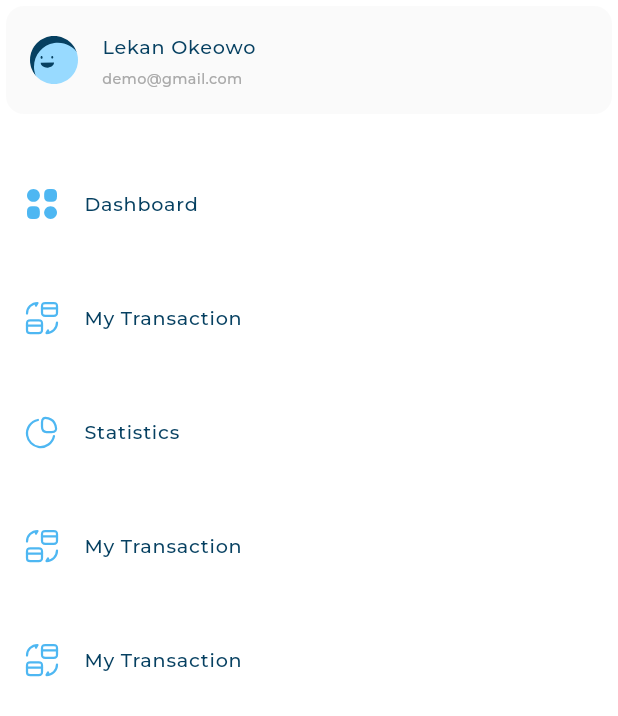
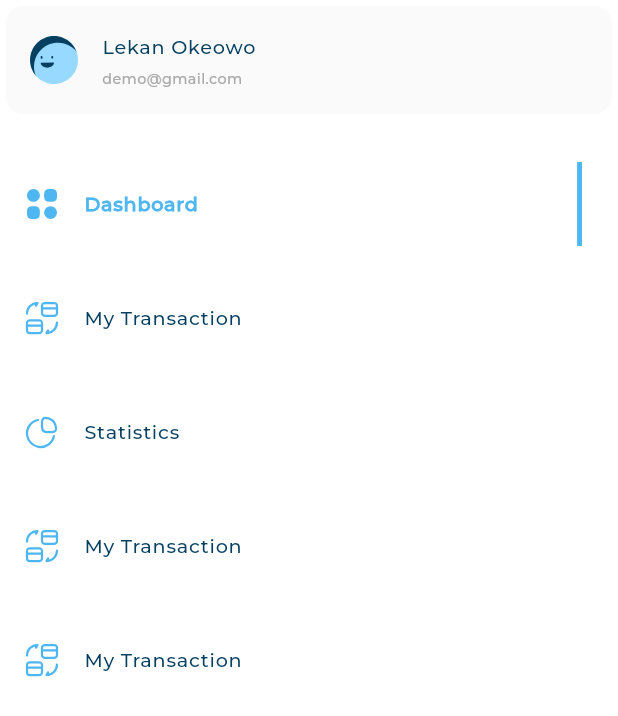
Before and after one commit to omerbanaemh/responsive_dash_board, a Flutter app: the DashboardDesktopLayout screen opened directly, on a phone screen of 412 x 824 dp. Shown: the top 716 px of the screen. Run offline on Flutter 3.47's test engine with Material 3 defaults, Android fonts, the phone set to English and light mode, and no system bars; our stand-ins replace flutter_svg; project files that could hold a hidden picture were left out.

Commit message:
active and inactive drawer items

```diff
--- /dev/null
+++ b/lib/widgets/drawer/active_drawer_item.dart
@@ -0,0 +1,22 @@
+import 'package:flutter/material.dart';
+import 'package:flutter_svg/svg.dart';
+import 'package:responsive_dash_board/models/drawer_item_model.dart';
+import 'package:responsive_dash_board/utils/app_styles.dart';
+
+class ActiveDrawerItem extends StatelessWidget {
+  const ActiveDrawerItem({super.key, required this.drawerItemModel});
+final DrawerItemModel drawerItemModel;
+  @override
+  Widget build(BuildContext context) {
+    return ListTile(
+      leading: SvgPicture.asset(drawerItemModel.image),
+      title: Text(drawerItemModel.title,
+      style: AppStyles.styleBold16(context)),
+      trailing: Container(
+        width: 3.27,
+        decoration: BoxDecoration(color: Color(0xFF4EB7F2)),
+      ),
+
+    );
+  }
+}
--- a/lib/widgets/drawer/custom_drawer.dart
+++ b/lib/widgets/drawer/custom_drawer.dart
@@ -24,7 +24,7 @@ class CustomDrawer extends StatelessWidget {
           SizedBox(
             height: 8,
           ),
-          DrawerItesListView()
+          DrawerItemsListView()
         ],
       ),
     );
--- a/lib/widgets/drawer/drawer_item.dart
+++ b/lib/widgets/drawer/drawer_item.dart
@@ -1,18 +1,21 @@
 import 'package:flutter/material.dart';
-import 'package:flutter_svg/svg.dart';
 import 'package:responsive_dash_board/models/drawer_item_model.dart';
-import 'package:responsive_dash_board/utils/app_styles.dart';
+import 'package:responsive_dash_board/widgets/drawer/active_drawer_item.dart';
+import 'package:responsive_dash_board/widgets/drawer/inactive_drawer_item.dart';
 
 class DrawerItem extends StatelessWidget {
-  const DrawerItem({super.key, required this.drawerItemModel});
+  const DrawerItem({
+    super.key,
+    required this.drawerItemModel,
+    required this.isActive,
+  });
 
-final DrawerItemModel drawerItemModel;
+  final DrawerItemModel drawerItemModel;
+  final bool isActive;
   @override
   Widget build(BuildContext context) {
-    return ListTile(
-      leading: SvgPicture.asset(drawerItemModel.image),
-      title: Text(drawerItemModel.title,
-      style: AppStyles.styleMedium16(context),),
-    );
+    return isActive
+        ? ActiveDrawerItem(drawerItemModel: drawerItemModel)
+        : InactiveDrawerItem(drawerItemModel: drawerItemModel);
   }
 }
--- a/lib/widgets/drawer/drawer_items_list_view.dart
+++ b/lib/widgets/drawer/drawer_items_list_view.dart
@@ -3,12 +3,16 @@ import 'package:responsive_dash_board/models/drawer_item_model.dart';
 import 'package:responsive_dash_board/utils/app_images.dart';
 import 'package:responsive_dash_board/widgets/drawer/drawer_item.dart';
 
-class DrawerItesListView extends StatelessWidget {
-  const DrawerItesListView({
-    super.key,
-  });
+class DrawerItemsListView extends StatefulWidget {
+  const DrawerItemsListView({super.key});
 
-static final List<DrawerItemModel> items = [
+  @override
+  State<DrawerItemsListView> createState() => _DrawerItemsListViewState();
+}
+
+class _DrawerItemsListViewState extends State<DrawerItemsListView> {
+  int activeIndex = 0;
+  final List<DrawerItemModel> items = [
     DrawerItemModel(image: Assets.imagesDashboard, title: 'Dashboard'),
     DrawerItemModel(image: Assets.imagesMyTransctions, title: 'My Transaction'),
     DrawerItemModel(image: Assets.imagesStatistics, title: 'Statistics'),
@@ -19,13 +23,26 @@ static final List<DrawerItemModel> items = [
   Widget build(BuildContext context) {
     return ListView.builder(
       shrinkWrap: true,
-      physics:  const NeverScrollableScrollPhysics(),
-      itemCount:  items.length,
+      physics: const NeverScrollableScrollPhysics(),
+      itemCount: items.length,
       itemBuilder: (context, index) {
-      return Padding(
+        return GestureDetector(
+          onTap: () {
+            if (activeIndex != index) {
+              setState(() {
+                activeIndex = index;
+              });
+            }
+          },
+          child: Padding(
             padding: const EdgeInsets.only(top: 20),
-        child: DrawerItem(drawerItemModel: items[index]),
+            child: DrawerItem(
+              drawerItemModel: items[index],
+              isActive: activeIndex == index,
+            ),
+          ),
         );
-    },);
+      },
+    );
   }
 }
--- /dev/null
+++ b/lib/widgets/drawer/inactive_drawer_item.dart
@@ -0,0 +1,17 @@
+import 'package:flutter/material.dart';
+import 'package:flutter_svg/svg.dart';
+import 'package:responsive_dash_board/models/drawer_item_model.dart';
+import 'package:responsive_dash_board/utils/app_styles.dart';
+
+class InactiveDrawerItem extends StatelessWidget {
+  const InactiveDrawerItem({super.key, required this.drawerItemModel});
+final DrawerItemModel drawerItemModel;
+  @override
+  Widget build(BuildContext context) {
+    return ListTile(
+      leading: SvgPicture.asset(drawerItemModel.image),
+      title: Text(drawerItemModel.title,
+      style: AppStyles.styleMedium16(context),),
+    );
+  }
+}
```
Lines whose indentation alone changed are shown as unchanged.
